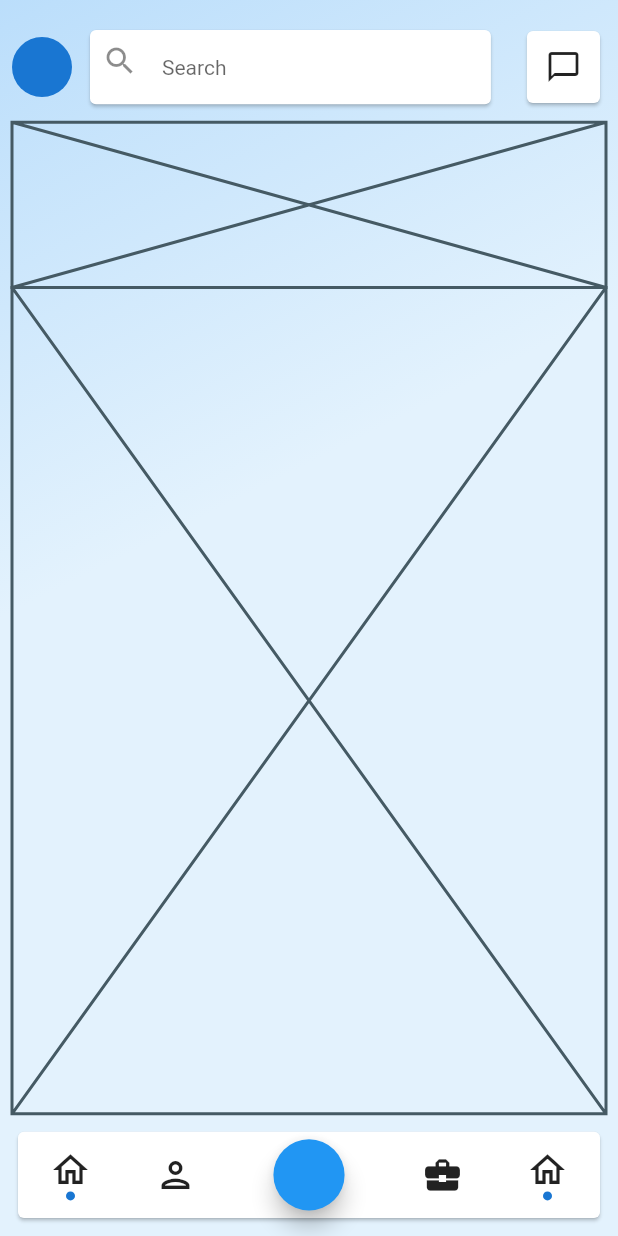
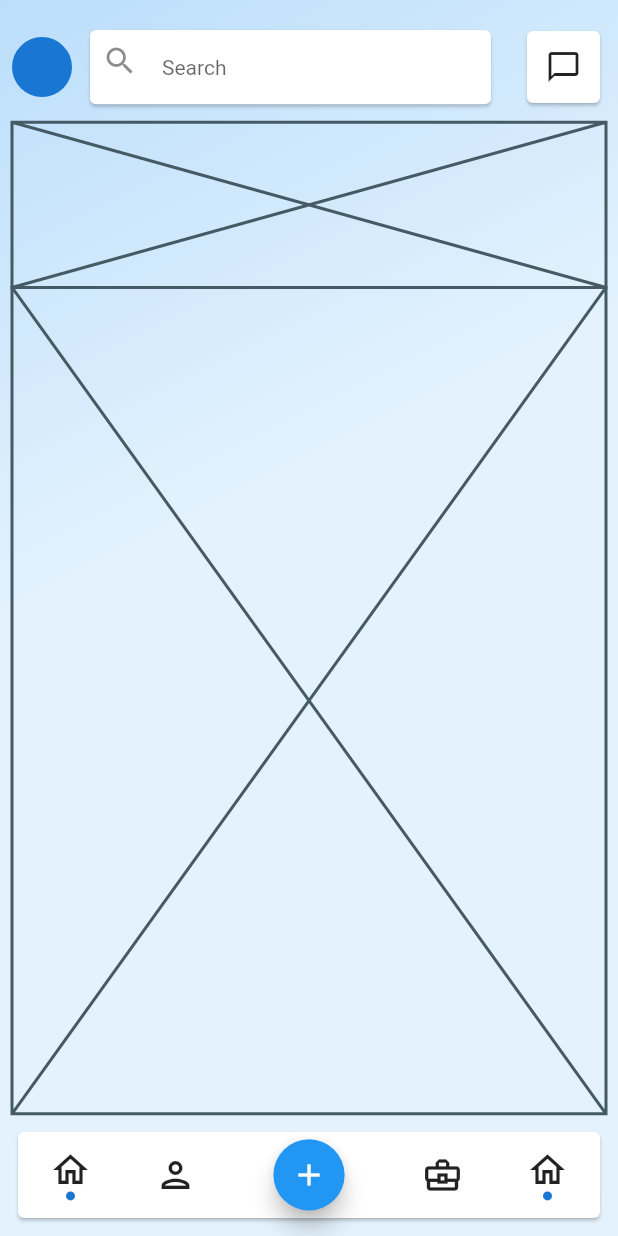
Before and after one commit to JAICHANGPARK/flutter_notebook_8th_story, a Flutter app: the screen it shows after launch, on a phone screen of 412 x 824 dp. Run offline on Flutter 3.47's test engine with Material 2 defaults, Android fonts, the phone set to English and light mode, and no system bars; our stand-ins replace badges, flutter_hooks, google_fonts, hooks_riverpod, state_notifier.

Commit message:
Update linkedin_main_page.dart

```diff
--- a/lib/ep580_linkedin_app/linkedin_main_page.dart
+++ b/lib/ep580_linkedin_app/linkedin_main_page.dart
@@ -121,7 +121,8 @@ class _LinkedinMainPageState extends State<LinkedinMainPage> {
                           ),
                           Padding(
                             padding: const EdgeInsets.all(5.0),
-                            child: FloatingActionButton(onPressed: () {}),
+                            child: FloatingActionButton(onPressed: () {},
+                            child: Icon(Icons.add),),
                           ),
                           Column(
                             mainAxisAlignment: MainAxisAlignment.center,
@@ -133,7 +134,7 @@ class _LinkedinMainPageState extends State<LinkedinMainPage> {
                                   });
                                 },
                                 child: Icon(
-                                  Icons.business_center,
+                                  Icons.business_center_outlined,
                                   size: 28,
                                 ),
                               ),
```
